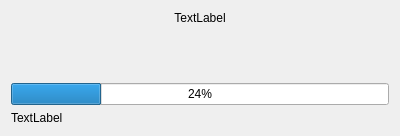
qelectrotech/qelectrotech-source-mirror, file sources/ui/dialogwaiting.ui: the form before one commit.
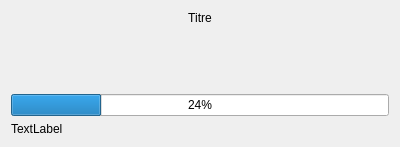
The form after the commit. Icons and pictures are not drawn.

Patch:
```diff
--- a/sources/ui/dialogwaiting.ui
+++ b/sources/ui/dialogwaiting.ui
@@ -7,7 +7,7 @@
     <x>0</x>
     <y>0</y>
     <width>400</width>
-    <height>136</height>
+    <height>147</height>
    </rect>
   </property>
   <property name="windowTitle">
@@ -23,7 +23,7 @@
      <item>
       <widget class="QLabel" name="labelTitle">
        <property name="text">
-        <string>TextLabel</string>
+        <string>Titre</string>
        </property>
        <property name="textFormat">
         <enum>Qt::AutoText</enum>
```
Left out of the diff: 20 changed lines with no effect on the pictures.
